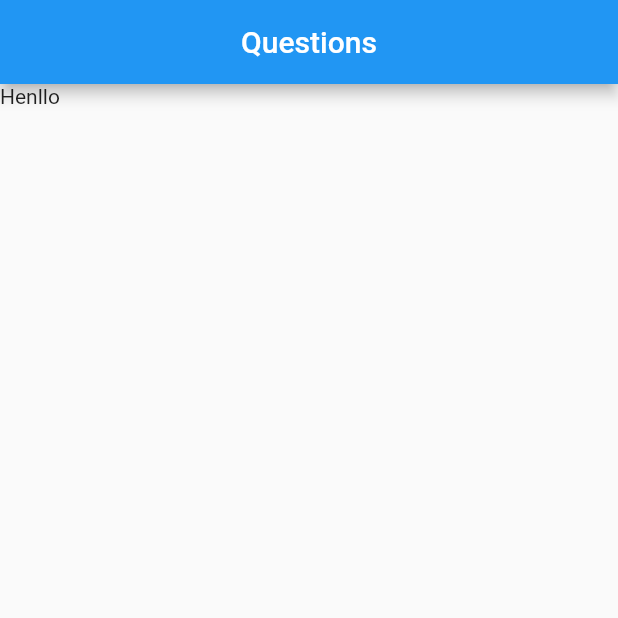
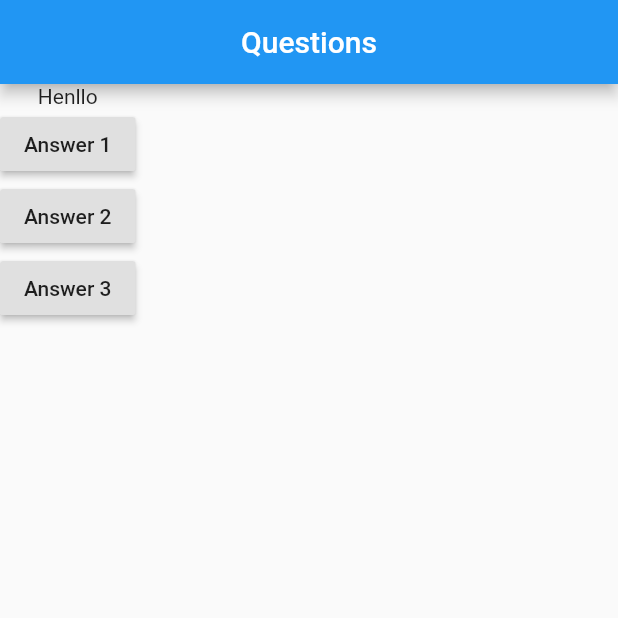
Before and after one commit to brunaoliveira/quiz_app, a Flutter app: the screen it shows after launch, on a phone screen of 412 x 824 dp, the top half of it. Run offline on Flutter 3.47's test engine with Material 2 defaults, Android fonts, the phone set to English and light mode, and no system bars.

Commit message:
examples of return onPressed button

```diff
--- a/lib/main.dart
+++ b/lib/main.dart
@@ -5,15 +5,42 @@ main() {
 }
 
 class QuizApp extends StatelessWidget {
+  void answer() {
+    print('Question answered!');
+  }
+
   @override
   Widget build(BuildContext context) {
+    final questions = [
+      'What is your favourite colour?',
+      'What is your favourite food?',
+      'What is your favourite animal?',
+    ];
+
     return MaterialApp(
       home: Scaffold(
         appBar: AppBar(
           title: Text('Questions'),
           centerTitle: true,
         ),
-        body: Text('Henllo'),
+        body: Column(
+          children: [
+            Text('Henllo'),
+            RaisedButton(
+              child: Text('Answer 1'),
+              onPressed: answer,
+            ),
+            RaisedButton(
+                child: Text('Answer 2'),
+                onPressed: () {
+                  print('Question 2 answered.');
+                }),
+            RaisedButton(
+              child: Text('Answer 3'),
+              onPressed: () => print('Question 3 answered.'),
+            ),
+          ],
+        ),
       ),
       darkTheme: ThemeData(
         accentColor: Colors.pinkAccent,
```
